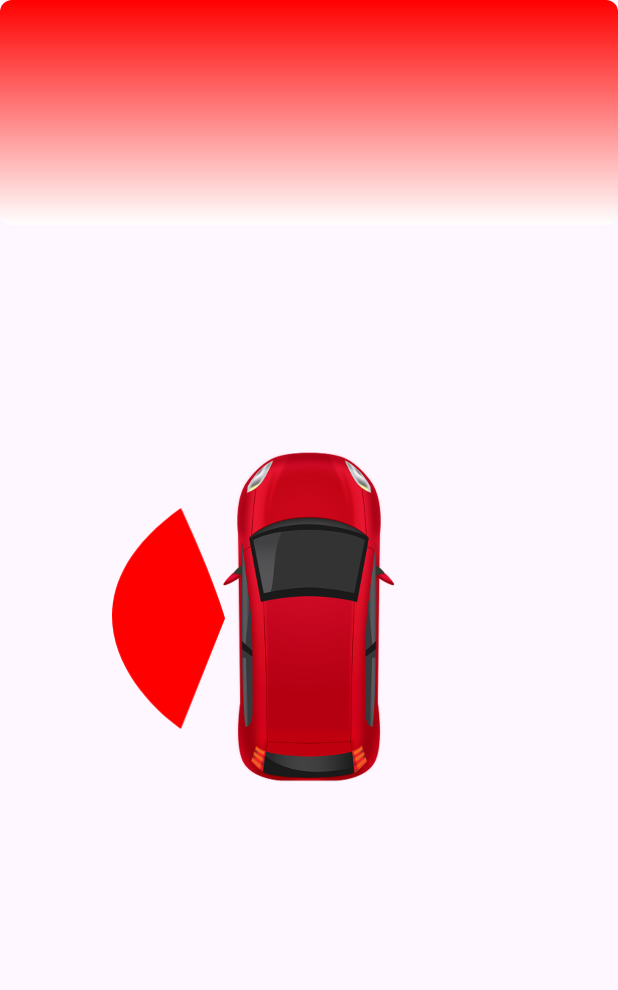
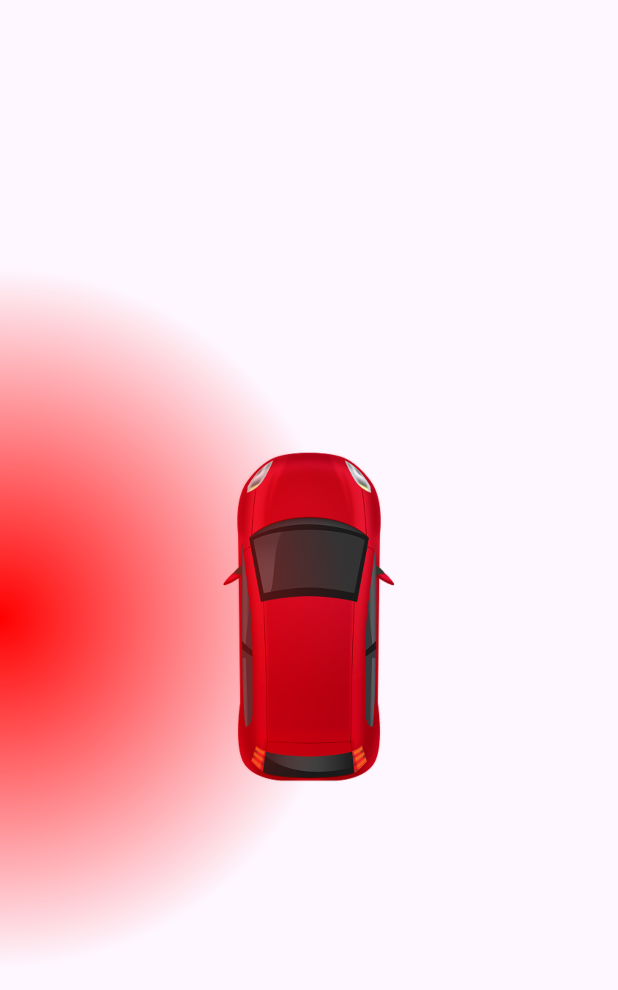
Before and after one commit to renanmatulianes/PoC-IC, an Android app: the screen it shows after launch (MainActivity), on a phone screen of 412 x 824 dp. Shown: the top 990 px of the screen. Run offline under Robolectric (Android 15) with nearby library versions, the phone set to English and light mode, and no system bars.

Commit message:
Gradientes Radial

```diff
--- a/app/src/main/java/com/example/app/MainActivity.kt
+++ b/app/src/main/java/com/example/app/MainActivity.kt
@@ -1,78 +1,86 @@
 package com.example.app
 
-import android.animation.ObjectAnimator
 import android.animation.ValueAnimator
-import android.graphics.PorterDuff
+import android.graphics.drawable.GradientDrawable
 import android.os.Bundle
 import android.view.View
 import android.view.animation.LinearInterpolator
-import android.widget.ImageView
 import androidx.appcompat.app.AppCompatActivity
 import androidx.core.content.ContextCompat
+import kotlin.math.hypot
+
+enum class Direction { LEFT, RIGHT, TOP, BOTTOM }
 
 class MainActivity : AppCompatActivity() {
 
-    private lateinit var leftSensor: ImageView
-    private lateinit var rightSensor: ImageView
-    private lateinit var topSensor: ImageView
-    private lateinit var bottomSensor: ImageView
+    private val pulseAnimators = mutableMapOf<Direction, ValueAnimator>()
 
     override fun onCreate(savedInstanceState: Bundle?) {
         super.onCreate(savedInstanceState)
         setContentView(R.layout.activity_main)
 
-        leftSensor   = findViewById(R.id.leftSensorImg)
-        rightSensor  = findViewById(R.id.rightSensorImg)
-        topSensor    = findViewById(R.id.topSensorImg)
-        bottomSensor = findViewById(R.id.bottomSensorImg)
-
-        rightSensor.visibility = View.INVISIBLE
-        leftSensor.visibility = View.VISIBLE
-        topSensor.visibility = View.INVISIBLE
-        bottomSensor.visibility = View.INVISIBLE
-
-        // Exemplo de ativação inicial (pode vir de evento real)
-        onBlindSpotEvent(left = true, right = false, top = false, bottom = false)
+        window.decorView.postDelayed({
+            startPulse(Direction.LEFT)
+        }, 1000)
     }
 
-    private fun startBlinking(view: View) {
-        ObjectAnimator.ofFloat(view, View.ALPHA, 1f, 0f).apply {
-            duration = 500L
-            repeatMode = ValueAnimator.REVERSE
-            repeatCount = ValueAnimator.INFINITE
-            interpolator = LinearInterpolator()
-            start()
+    fun startPulse(direction: Direction) {
+        val view = when (direction) {
+            Direction.LEFT   -> findViewById<View>(R.id.leftPulse)
+            Direction.RIGHT  -> findViewById<View>(R.id.rightPulse)
+            Direction.TOP    -> findViewById<View>(R.id.topPulse)
+            Direction.BOTTOM -> findViewById<View>(R.id.bottomPulse)
+        }
+
+        pulseAnimators[direction]?.cancel()
+
+        val gd = (ContextCompat.getDrawable(this, R.drawable.gradient)!!
+            .mutate() as GradientDrawable).apply {
+            when (direction) {
+                Direction.LEFT   -> setGradientCenter(0f,   0.5f)
+                Direction.RIGHT  -> setGradientCenter(1f,   0.5f)
+                Direction.TOP    -> setGradientCenter(0.5f, 0f)
+                Direction.BOTTOM -> setGradientCenter(0.5f, 1f)
+            }
+        }
+
+        view.background = gd
+        view.visibility = View.VISIBLE
+
+        view.post {
+
+            val (minSize, maxSize) = if (direction == Direction.LEFT || direction == Direction.RIGHT) {
+                350f to 450f
+            } else {
+                200f to 300f
+            }
+
+            val anim = ValueAnimator.ofFloat(minSize, maxSize).apply {
+                duration = 800L
+                repeatMode = ValueAnimator.REVERSE
+                repeatCount = ValueAnimator.INFINITE
+                interpolator = LinearInterpolator()
+                addUpdateListener { va ->
+                    gd.gradientRadius = va.animatedValue as Float
+                    view.invalidate()
+                }
+                start()
+            }
+
+            pulseAnimators[direction] = anim
         }
     }
 
-    private fun setSensorActive(sensor: ImageView, active: Boolean) {
-        sensor.clearAnimation()
-        if (active) {
-            sensor.visibility = View.VISIBLE
-            sensor.setColorFilter(
-                ContextCompat.getColor(this, R.color.sensor_on),
-                PorterDuff.Mode.SRC_IN
-            )
-            startBlinking(sensor)
-        } else {
-            sensor.visibility = View.INVISIBLE
-            sensor.alpha = 1f
-            sensor.setColorFilter(
-                ContextCompat.getColor(this, R.color.sensor_off),
-                PorterDuff.Mode.SRC_IN
-            )
+    fun stopPulse(direction: Direction) {
+        pulseAnimators[direction]?.cancel()
+        pulseAnimators.remove(direction)
+
+        val view = when (direction) {
+            Direction.LEFT   -> findViewById<View>(R.id.leftPulse)
+            Direction.RIGHT  -> findViewById<View>(R.id.rightPulse)
+            Direction.TOP    -> findViewById<View>(R.id.topPulse)
+            Direction.BOTTOM -> findViewById<View>(R.id.bottomPulse)
         }
-    }
-
-    private fun onBlindSpotEvent(
-        left: Boolean,
-        right: Boolean,
-        top: Boolean,
-        bottom: Boolean
-    ) {
-        setSensorActive(leftSensor, left)
-        setSensorActive(rightSensor, right)
-        setSensorActive(topSensor, top)
-        setSensorActive(bottomSensor, bottom)
+        view.visibility = View.GONE
     }
 }
--- a/app/src/main/res/drawable/gradient.xml
+++ b/app/src/main/res/drawable/gradient.xml
@@ -2,12 +2,11 @@
 <shape xmlns:android="http://schemas.android.com/apk/res/android"
     android:shape="rectangle">
 
-    <!-- Degradê linear de cima pra baixo -->
     <gradient
-        android:type="linear"
-        android:angle="270"
-        android:startColor="@color/gradientStart"
-        android:endColor="@color/gradientEnd" />
-
-    <corners android:radius="8dp"/>
+        android:type="radial"
+        android:centerX="0"
+        android:centerY="0.5"
+        android:gradientRadius="0dp"
+        android:startColor="@color/alert_red"
+        android:endColor="@android:color/transparent"/>
 </shape>
--- a/app/src/main/res/layout/activity_main.xml
+++ b/app/src/main/res/layout/activity_main.xml
@@ -2,87 +2,64 @@
 <androidx.constraintlayout.widget.ConstraintLayout
     xmlns:android="http://schemas.android.com/apk/res/android"
     xmlns:app="http://schemas.android.com/apk/res-auto"
-    xmlns:tools="http://schemas.android.com/tools"
     android:id="@+id/main"
     android:layout_width="match_parent"
     android:layout_height="match_parent">
 
-    <!-- Imagem do carro -->
+    <!-- Carro no centro -->
     <ImageView
         android:id="@+id/carImg"
         android:layout_width="120dp"
         android:layout_height="245dp"
         android:contentDescription="@string/desc_img_carro"
+        android:src="@drawable/car"
         app:layout_constraintTop_toTopOf="parent"
         app:layout_constraintBottom_toBottomOf="parent"
         app:layout_constraintStart_toStartOf="parent"
+        app:layout_constraintEnd_toEndOf="parent"/>
+
+    <!-- Pulso ESQUERDA -->
+    <View
+        android:id="@+id/leftPulse"
+        android:layout_width="450dp"
+        android:layout_height="0dp"
+        android:visibility="gone"
+        android:background="@drawable/gradient"
+        app:layout_constraintStart_toStartOf="parent"
+        app:layout_constraintTop_toTopOf="parent"
+        app:layout_constraintBottom_toBottomOf="parent"/>
+
+    <!-- Pulso DIREITA -->
+    <View
+        android:id="@+id/rightPulse"
+        android:layout_width="450dp"
+        android:layout_height="0dp"
+        android:visibility="gone"
+        android:background="@drawable/gradient"
         app:layout_constraintEnd_toEndOf="parent"
-        android:src="@drawable/car" />
+        app:layout_constraintTop_toTopOf="parent"
+        app:layout_constraintBottom_toBottomOf="parent"/>
 
-    <!-- Sensor ESQUERDO -->
+    <!-- Pulso TOPO -->
+    <View
+        android:id="@+id/topPulse"
+        android:layout_width="0dp"
+        android:layout_height="1200dp"
+        android:visibility="gone"
+        android:background="@drawable/gradient"
+        app:layout_constraintStart_toStartOf="parent"
+        app:layout_constraintEnd_toEndOf="parent"
+        app:layout_constraintTop_toTopOf="parent"/>
 
+    <!-- Pulso BAIXO -->
     <View
-        android:id="@+id/gradientCard"
+        android:id="@+id/bottomPulse"
         android:layout_width="0dp"
-        android:layout_height="150dp"
+        android:layout_height="450dp"
+        android:visibility="gone"
         android:background="@drawable/gradient"
-        tools:layout_editor_absoluteX="0dp"
-        tools:layout_editor_absoluteY="0dp" />
-
-    <ImageView
-        android:id="@+id/leftSensorImg"
-        android:layout_width="98dp"
-        android:layout_height="147dp"
-        android:layout_marginEnd="-15dp"
-        android:visibility="gone"
-        android:src="@drawable/vector_1"
-        app:tint="@color/sensor_off"
-        app:layout_constraintTop_toTopOf="@id/carImg"
-        app:layout_constraintBottom_toBottomOf="@id/carImg"
-        app:layout_constraintEnd_toStartOf="@id/carImg" />
-
-    <!-- Sensor DIREITO -->
-    <ImageView
-        android:id="@+id/rightSensorImg"
-        android:layout_width="98dp"
-        android:layout_height="147dp"
-        android:layout_marginStart="-15dp"
-        android:rotation="180"
-        android:visibility="gone"
-        android:src="@drawable/vector_1"
-        app:tint="@color/sensor_off"
-        app:layout_constraintTop_toTopOf="@id/carImg"
-        app:layout_constraintBottom_toBottomOf="@id/carImg"
-        app:layout_constraintStart_toEndOf="@id/carImg" />
-
-    <!-- Sensor CIMA -->
-    <ImageView
-        android:id="@+id/topSensorImg"
-        android:layout_width="147dp"
-        android:layout_height="98dp"
-        android:layout_marginBottom="-20dp"
-        android:visibility="gone"
-        android:src="@drawable/vector_2"
-        app:tint="@color/sensor_off"
-        app:layout_constraintBottom_toTopOf="@id/carImg"
-        app:layout_constraintStart_toStartOf="@id/carImg"
-        app:layout_constraintEnd_toEndOf="@id/carImg" />
-
-    <!-- Sensor BAIXO -->
-    <ImageView
-        android:id="@+id/bottomSensorImg"
-        android:layout_width="147dp"
-        android:layout_height="98dp"
-        android:layout_marginTop="-20dp"
-        android:rotation="180"
-        android:visibility="gone"
-        android:src="@drawable/vector_2"
-        app:tint="@color/sensor_off"
-        app:layout_constraintTop_toBottomOf="@id/carImg"
-        app:layout_constraintStart_toStartOf="@id/carImg"
-        app:layout_constraintEnd_toEndOf="@id/carImg" />
-
-
-
+        app:layout_constraintStart_toStartOf="parent"
+        app:layout_constraintEnd_toEndOf="parent"
+        app:layout_constraintBottom_toBottomOf="parent"/>
 
 </androidx.constraintlayout.widget.ConstraintLayout>
```
